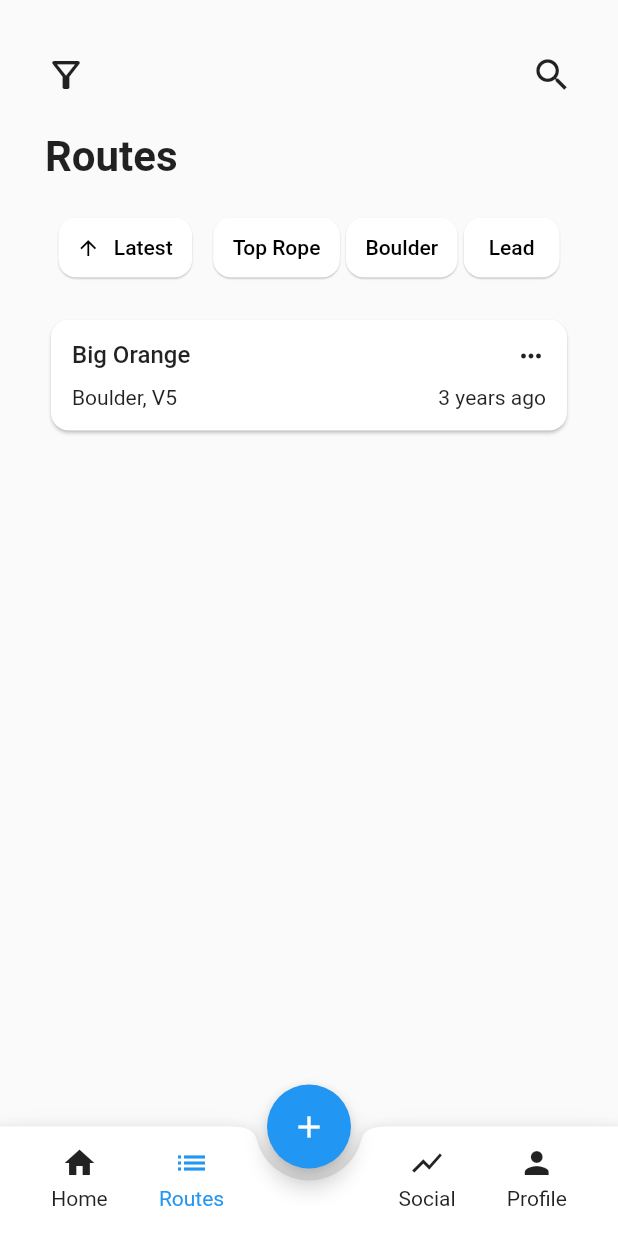
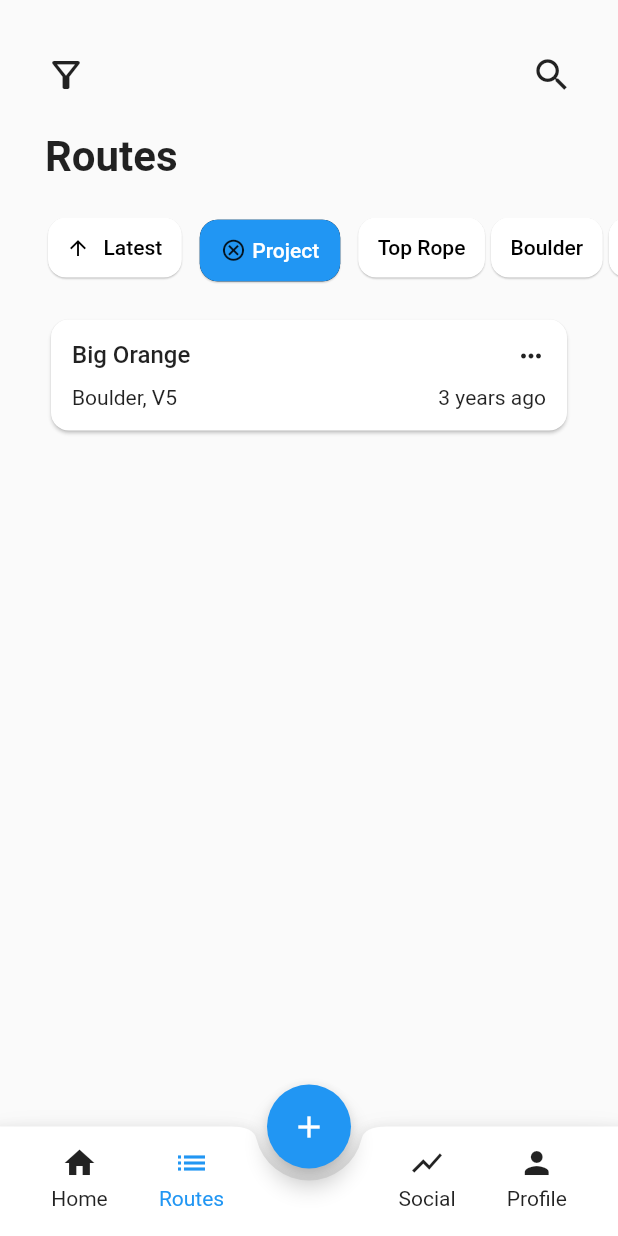
Before and after one commit to Redpoint-app/Redpoint, a Flutter app: the screen it shows after launch, after a tap on "View all", on a phone screen of 412 x 824 dp. Run offline on Flutter 3.47's test engine with Material 2 defaults, Android fonts, the phone set to English and light mode, and no system bars; our stand-ins replace dotted_border, drift; missing offline and left inert: drift_local_storage_inspector, storage_inspector; accounts and stored records are empty; generated files the repository leaves out were written again.

Commit message:
Stubbed removeable filter label

```diff
--- a/lib/routes/filters/filter.dart
+++ b/lib/routes/filters/filter.dart
@@ -1,5 +1,7 @@
 import 'package:redpoint/shared/model/route.dart';
 
 abstract class Filter {
+  Filter({required this.label});
+  final String label;
   bool isValid(ClimbingRoute route);
 }
--- a/lib/routes/filters/project_filter.dart
+++ b/lib/routes/filters/project_filter.dart
@@ -7,4 +7,7 @@ class ProjectFilter implements Filter {
   bool isValid(ClimbingRoute route) {
     return route.status == Status.inProgress;
   }
+
+  @override
+  String get label => 'Project';
 }
--- a/lib/routes/widgets/filter/filter_bar.dart
+++ b/lib/routes/widgets/filter/filter_bar.dart
@@ -1,7 +1,10 @@
 import 'package:flutter/material.dart';
 import 'package:flutter/rendering.dart';
+import 'package:provider/provider.dart';
+import 'package:redpoint/routes/widgets/filter/removeable_filter_label.dart';
 import 'package:redpoint/shared/model/route_type.dart';
 import 'package:redpoint/routes/widgets/filter/sort_button.dart';
+import 'package:redpoint/shared/providers/filter_change_notifier.dart';
 
 import 'filter_button.dart';
 
@@ -17,15 +20,28 @@ class _FilterBarState extends State<FilterBar> {
 
   @override
   Widget build(Object context) {
-    return SizedBox(
-        height: 44,
-        child: SingleChildScrollView(
+    return SingleChildScrollView(
       scrollDirection: Axis.horizontal,
-          child: Row(children: [
+      child: Row(crossAxisAlignment: CrossAxisAlignment.center, children: [
         const Padding(
           padding: EdgeInsets.only(left: 30, right: 5),
           child: SortButton(
             label: "Latest",
+          ),
+        ),
+        Consumer<FilterChangeNotifier>(
+          builder: (context, filterChangeNotifier, child) =>
+              filterChangeNotifier.numFilters == 0
+                  ? const SizedBox.shrink()
+                  : Padding(
+                      padding: const EdgeInsets.symmetric(horizontal: 5),
+                      child: Row(
+                        children: filterChangeNotifier.filters
+                            .map((filter) => RemoveableFilterLabel(
+                                  label: filter.label,
+                                ))
+                            .toList(),
+                      ),
                     ),
         ),
         Padding(
@@ -46,6 +62,6 @@ class _FilterBarState extends State<FilterBar> {
               }).toList(),
             ))
       ]),
-        ));
+    );
   }
 }
--- /dev/null
+++ b/lib/routes/widgets/filter/removeable_filter_label.dart
@@ -0,0 +1,57 @@
+import 'package:flutter/material.dart';
+import 'package:redpoint/add_route/widgets/small_icon_button.dart';
+import 'package:redpoint/shared/widgets/custom_icon_button.dart';
+
+class RemoveableFilterLabel extends StatefulWidget {
+  const RemoveableFilterLabel({
+    super.key,
+    required this.label,
+  });
+  final String label;
+
+  @override
+  State<StatefulWidget> createState() => _RemoveableFilterLabelState();
+}
+
+class _RemoveableFilterLabelState extends State<RemoveableFilterLabel> {
+  @override
+  Widget build(BuildContext context) {
+    return PhysicalModel(
+      elevation: 0.5,
+      color: Colors.black,
+      borderRadius: BorderRadius.circular(12),
+      child: Container(
+        decoration: BoxDecoration(
+          color: Theme.of(context).primaryColor,
+          borderRadius: BorderRadius.circular(12),
+        ),
+        child: Padding(
+          padding: const EdgeInsets.symmetric(horizontal: 14, vertical: 12),
+          child: Row(
+            mainAxisAlignment: MainAxisAlignment.center,
+            crossAxisAlignment: CrossAxisAlignment.center,
+            children: [
+              Padding(
+                padding: const EdgeInsets.only(right: 4),
+                child: CustomIconButton(
+                    icon: Icons.cancel_outlined,
+                    size: 17,
+                    inkRadius: 10,
+                    inkColor: Theme.of(context).colorScheme.onPrimary,
+                    onTap: () {}),
+              ),
+              Text(
+                widget.label,
+                style: TextStyle(
+                  fontSize: 14,
+                  fontWeight: FontWeight.w500,
+                  color: Theme.of(context).colorScheme.onPrimary,
+                ),
+              ),
+            ],
+          ),
+        ),
+      ),
+    );
+  }
+}
--- a/lib/shared/providers/filter_change_notifier.dart
+++ b/lib/shared/providers/filter_change_notifier.dart
@@ -7,6 +7,7 @@ class FilterChangeNotifier extends ChangeNotifier {
   final List<Filter> _filters = List.empty(growable: true);
 
   UnmodifiableListView<Filter> get filters => UnmodifiableListView(_filters);
+  int get numFilters => _filters.length;
 
   void add<T>(Filter filter) {
     if (_filters.every((currentFilter) => currentFilter is! T)) {
```
Lines whose indentation alone changed are shown as unchanged.
